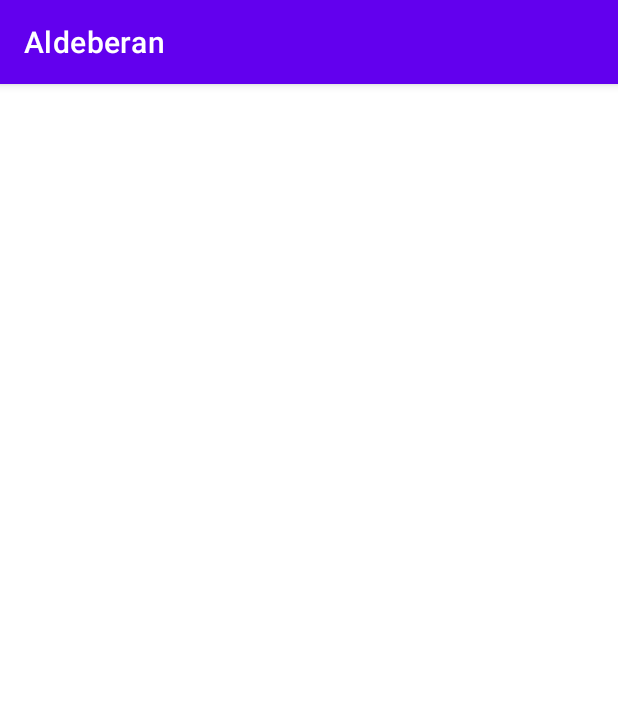
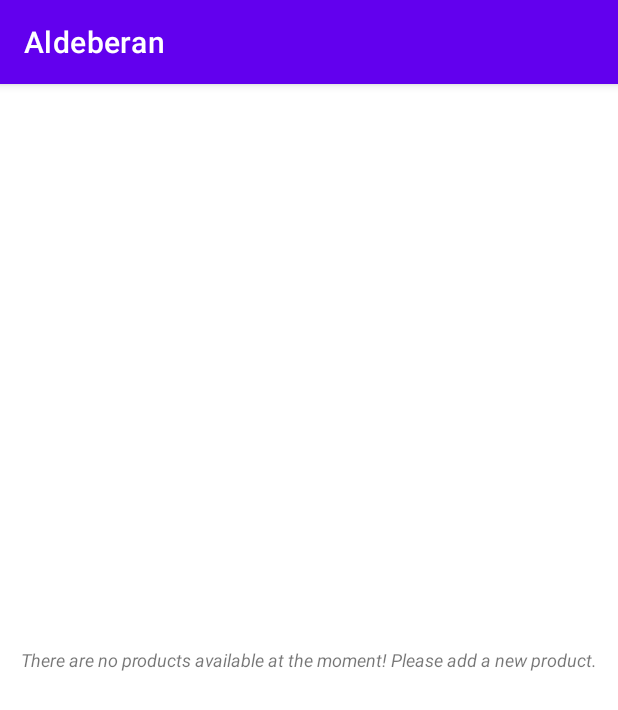
Before and after one commit to Aldeberan-Emporium/aldeberan-emporium, an Android app: the AdminPanel_LoadProduct screen opened directly, with no data from a screen before it, on a phone screen of 412 x 824 dp. Shown: the top 710 px of the screen. Run offline under Robolectric (Android 15) with nearby library versions, the phone set to English and light mode, and no system bars; our stand-ins replace Firebase (no records; nobody signed in at launch, a user with empty details on screens opened directly); libraries missing offline, so code that uses them is left out: com.codepath.asynchttpclient; 3 statements that could not run were skipped.

Commit message:
RecyclerView Refresh onDelete & noProduct Indicator

```diff
--- a/app/src/main/java/com/example/aldeberan/AdminPanel_LoadProduct.java
+++ b/app/src/main/java/com/example/aldeberan/AdminPanel_LoadProduct.java
@@ -68,8 +68,4 @@ public class AdminPanel_LoadProduct extends AppCompatActivity{
         recyclerView.setAdapter(adapter);
         Log.i("PLOPE", String.valueOf(productList));
     }
-
-    private void onProductDeleted(int index){
-        adapter.notifyItemRemoved(index);
-    }
 }
--- a/app/src/main/res/layout/activity_admin_panel_load_product.xml
+++ b/app/src/main/res/layout/activity_admin_panel_load_product.xml
@@ -5,6 +5,20 @@
     android:layout_width="match_parent"
     android:layout_height="match_parent"
     tools:context=".AdminPanel_LoadProduct">
+
+    <TextView
+        android:id="@+id/noProdLbl"
+        android:layout_width="0dp"
+        android:layout_height="0dp"
+        android:gravity="center|center_horizontal|center_vertical"
+        android:text="@string/no_product"
+        android:textSize="12sp"
+        android:textStyle="italic"
+        android:visibility="visible"
+        app:layout_constraintBottom_toBottomOf="parent"
+        app:layout_constraintEnd_toEndOf="parent"
+        app:layout_constraintStart_toStartOf="parent"
+        app:layout_constraintTop_toTopOf="parent" />
 
     <androidx.swiperefreshlayout.widget.SwipeRefreshLayout
         android:id="@+id/pullToRefresh"
@@ -25,5 +39,6 @@
             app:layout_constraintEnd_toEndOf="parent"
             app:layout_constraintStart_toStartOf="parent"
             app:layout_constraintTop_toTopOf="parent" />
+
     </androidx.swiperefreshlayout.widget.SwipeRefreshLayout>
 </androidx.constraintlayout.widget.ConstraintLayout>
--- a/app/src/main/res/values/strings.xml
+++ b/app/src/main/res/values/strings.xml
@@ -26,4 +26,5 @@
 
     <string name="icon_update">\uf044</string>
     <string name="icon_delete">\uf1f8</string>
+    <string name="no_product">There are no products available at the moment! Please add a new product.</string>
 </resources>
```
Also changed, not shown: app/src/main/java/com/example/aldeberan/ProductAdapter.java (+6 -3 lines).
